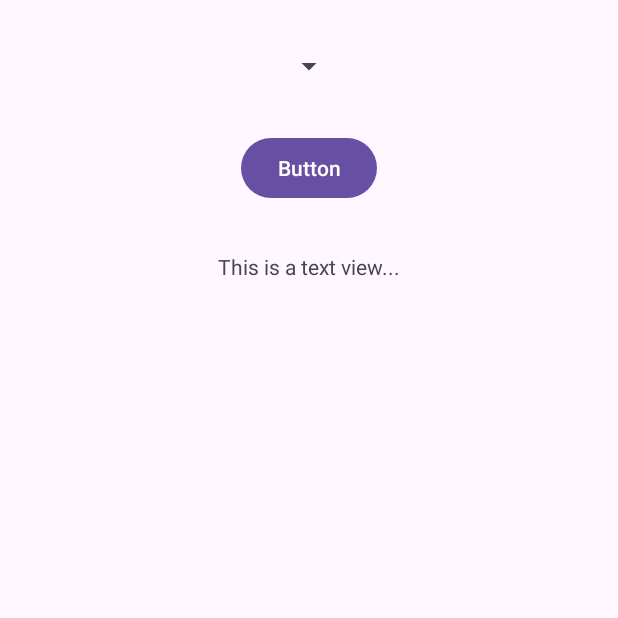
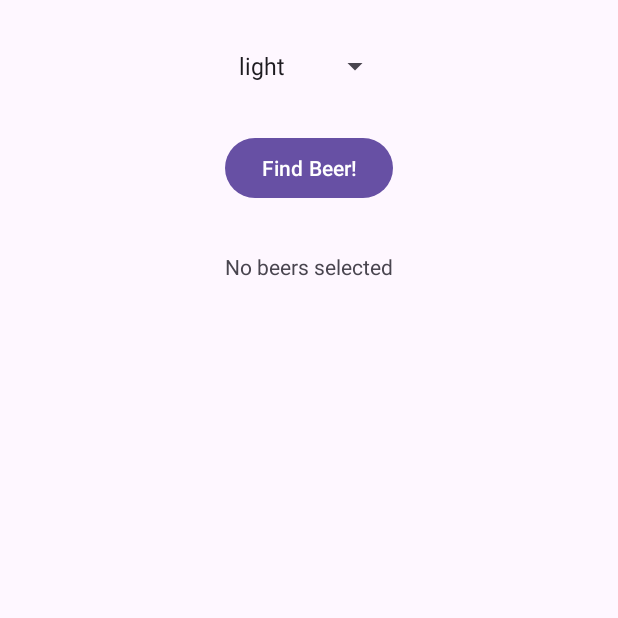
Before and after one commit to newrochi/beer_advisor, an Android app: the screen it shows after launch (FineBeerActivity), on a phone screen of 412 x 824 dp, the top half of it. Run offline under Robolectric (Android 15) with nearby library versions, the phone set to English and light mode, and no system bars.

Commit message:
created string entries for the spinner

```diff
--- a/app/src/main/res/layout/activity_find_beer.xml
+++ b/app/src/main/res/layout/activity_find_beer.xml
@@ -13,21 +13,22 @@
         android:layout_height="wrap_content"
         android:layout_marginTop="40dp"
         android:layout_gravity="center"
-        android:layout_margin="16dp"/>
+        android:layout_margin="16dp"
+        android:entries="@array/beer_colors"/>
     <Button
         android:id="@+id/find_beer"
         android:layout_width="wrap_content"
         android:layout_height="wrap_content"
         android:layout_gravity="center"
         android:layout_margin="16dp"
-        android:text="Button" />
+        android:text="@string/find_beer" />
     <TextView
         android:id="@+id/brands"
         android:layout_width="wrap_content"
         android:layout_height="wrap_content"
         android:layout_gravity="center"
         android:layout_margin="16dp"
-        android:text="This is a text view..."/>
+        android:text="@string/brands"/>
 
 
 
--- a/app/src/main/res/values/strings.xml
+++ b/app/src/main/res/values/strings.xml
@@ -2,4 +2,10 @@
     <string name="app_name">Beer Advisor</string>
     <string name="find_beer">Find Beer!</string>
     <string name="brands">No beers selected</string>
+    <string-array name="beer_colors">
+        <item>light</item>
+        <item>amber</item>
+        <item>dark</item>
+        <item>brown</item>
+    </string-array>
 </resources>
```
